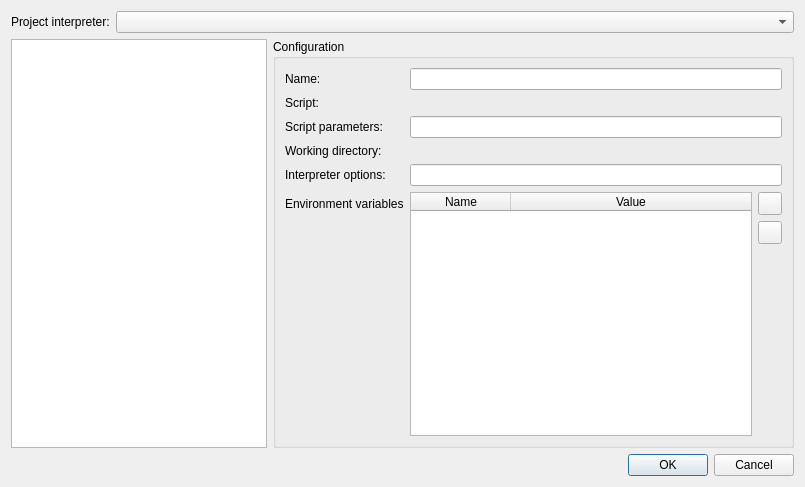
The window that forms/dlg_prj_run.ui (merbst/QIdle) describes before a commit, drawn with Qt 5.
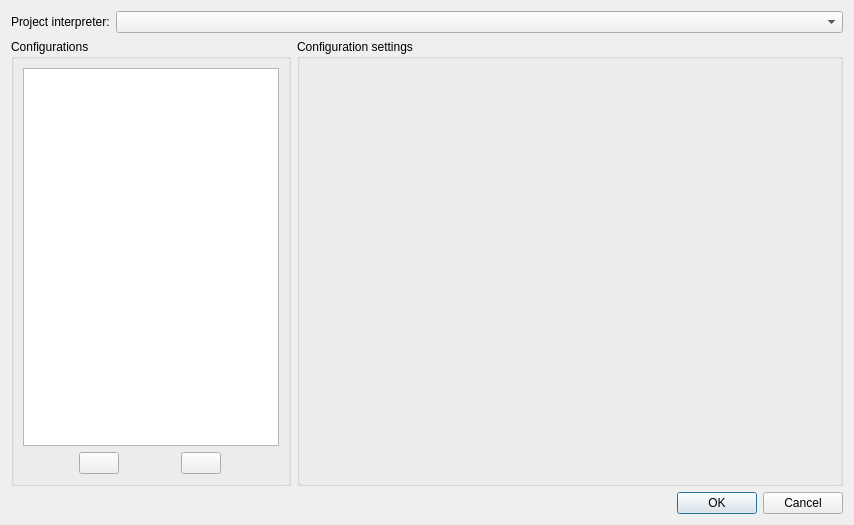
The same window after the commit. Icons and pictures are not drawn. Custom widgets are drawn as their Qt base class.

Commit message:
Finish project run configuration dialog Added some shortcuts in the tree widget to create/edit a run config for the selected module or to run it directly (with a default working config)
Also mode some various ui improvements and fixed a few bugs

```diff
--- a/forms/dlg_prj_run.ui
+++ b/forms/dlg_prj_run.ui
@@ -6,8 +6,8 @@
    <rect>
     <x>0</x>
     <y>0</y>
-    <width>805</width>
-    <height>487</height>
+    <width>854</width>
+    <height>525</height>
    </rect>
   </property>
   <property name="windowTitle">
@@ -41,187 +41,104 @@
    <item>
     <layout class="QHBoxLayout" name="horizontalLayout_2">
      <item>
-      <widget class="QListWidget" name="listConfigs">
+      <widget class="QGroupBox" name="groupBox_2">
        <property name="sizePolicy">
-        <sizepolicy hsizetype="Minimum" vsizetype="Expanding">
+        <sizepolicy hsizetype="Minimum" vsizetype="Preferred">
          <horstretch>0</horstretch>
          <verstretch>0</verstretch>
         </sizepolicy>
        </property>
-      </widget>
-     </item>
-     <item>
-      <widget class="QGroupBox" name="groupBox">
        <property name="title">
-        <string>Configuration</string>
+        <string>Configurations</string>
        </property>
-       <layout class="QFormLayout" name="formLayout">
-        <property name="fieldGrowthPolicy">
-         <enum>QFormLayout::ExpandingFieldsGrow</enum>
+       <property name="flat">
+        <bool>false</bool>
+       </property>
+       <property name="checkable">
+        <bool>false</bool>
+       </property>
+       <layout class="QVBoxLayout" name="verticalLayout_3" stretch="1,0">
+        <property name="sizeConstraint">
+         <enum>QLayout::SetDefaultConstraint</enum>
         </property>
-        <item row="1" column="0">
-         <widget class="QLabel" name="label">
-          <property name="text">
-           <string>Script:</string>
-          </property>
-         </widget>
-        </item>
-        <item row="1" column="1">
-         <widget class="FilePicker" name="pickerScript" native="true">
+        <item>
+         <widget class="QListWidget" name="listConfigs">
           <property name="sizePolicy">
-           <sizepolicy hsizetype="Expanding" vsizetype="Preferred">
+           <sizepolicy hsizetype="Minimum" vsizetype="Expanding">
             <horstretch>0</horstretch>
             <verstretch>0</verstretch>
            </sizepolicy>
           </property>
          </widget>
         </item>
-        <item row="2" column="0">
-         <widget class="QLabel" name="label_2">
-          <property name="text">
-           <string>Script parameters:</string>
+        <item>
+         <layout class="QHBoxLayout" name="horizontalLayout_3">
+          <property name="sizeConstraint">
+           <enum>QLayout::SetMinimumSize</enum>
           </property>
-         </widget>
-        </item>
-        <item row="2" column="1">
-         <widget class="QLineEdit" name="lineEditScriptParams"/>
-        </item>
-        <item row="3" column="0">
-         <widget class="QLabel" name="label_5">
-          <property name="text">
-           <string>Working directory:</string>
-          </property>
-         </widget>
-        </item>
-        <item row="3" column="1">
-         <widget class="FilePicker" name="pickerWorkingDir" native="true">
-          <property name="sizePolicy">
-           <sizepolicy hsizetype="Expanding" vsizetype="Preferred">
-            <horstretch>0</horstretch>
-            <verstretch>0</verstretch>
-           </sizepolicy>
-          </property>
-         </widget>
-        </item>
-        <item row="4" column="0">
-         <widget class="QLabel" name="label_4">
-          <property name="text">
-           <string>Interpreter options:</string>
-          </property>
-         </widget>
-        </item>
-        <item row="4" column="1">
-         <widget class="QLineEdit" name="lineEdidInterpreterOpts"/>
-        </item>
-        <item row="5" column="0">
-         <widget class="QLabel" name="label_6">
-          <property name="text">
-           <string>Environment variables</string>
-          </property>
-         </widget>
-        </item>
-        <item row="5" column="1">
-         <layout class="QHBoxLayout" name="horizontalLayout">
           <item>
-           <widget class="QTableWidget" name="tableWidgetEnvVars">
+           <widget class="QPushButton" name="pushButtonAddConfig">
             <property name="sizePolicy">
-             <sizepolicy hsizetype="Expanding" vsizetype="Expanding">
+             <sizepolicy hsizetype="Fixed" vsizetype="Fixed">
               <horstretch>0</horstretch>
-              <verstretch>1</verstretch>
+              <verstretch>0</verstretch>
              </sizepolicy>
             </property>
-            <property name="alternatingRowColors">
-             <bool>false</bool>
+            <property name="text">
+             <string/>
             </property>
-            <property name="selectionMode">
-             <enum>QAbstractItemView::SingleSelection</enum>
+            <property name="icon">
+             <iconset theme="list-add">
+              <normaloff/>
+             </iconset>
             </property>
-            <property name="selectionBehavior">
-             <enum>QAbstractItemView::SelectRows</enum>
-            </property>
-            <property name="gridStyle">
-             <enum>Qt::SolidLine</enum>
-            </property>
-            <property name="rowCount">
-             <number>0</number>
-            </property>
-            <attribute name="horizontalHeaderCascadingSectionResizes">
-             <bool>false</bool>
-            </attribute>
-            <attribute name="horizontalHeaderStretchLastSection">
-             <bool>true</bool>
-            </attribute>
-            <attribute name="verticalHeaderVisible">
-             <bool>false</bool>
-            </attribute>
-            <column>
-             <property name="text">
-              <string>Name</string>
-             </property>
-            </column>
-            <column>
-             <property name="text">
-              <string>Value</string>
-             </property>
-            </column>
            </widget>
           </item>
           <item>
-           <layout class="QVBoxLayout" name="verticalLayout">
-            <property name="leftMargin">
-             <number>0</number>
+           <widget class="QPushButton" name="pushButtonRmConfig">
+            <property name="sizePolicy">
+             <sizepolicy hsizetype="Fixed" vsizetype="Fixed">
+              <horstretch>0</horstretch>
+              <verstretch>0</verstretch>
+             </sizepolicy>
             </property>
-            <item>
-             <widget class="QToolButton" name="toolButtonAdd">
-              <property name="text">
-               <string/>
-              </property>
-              <property name="icon">
-               <iconset theme="list-add">
-                <normaloff/>
-               </iconset>
-              </property>
-             </widget>
-            </item>
-            <item>
-             <widget class="QToolButton" name="toolButtonRemove">
-              <property name="text">
-               <string/>
-              </property>
-              <property name="icon">
-               <iconset theme="list-remove">
-                <normaloff/>
-               </iconset>
-              </property>
-             </widget>
-            </item>
-            <item>
-             <spacer name="verticalSpacer">
-              <property name="orientation">
-               <enum>Qt::Vertical</enum>
-              </property>
-              <property name="sizeHint" stdset="0">
-               <size>
-                <width>20</width>
-                <height>40</height>
-               </size>
-              </property>
-             </spacer>
-            </item>
-           </layout>
+            <property name="text">
+             <string/>
+            </property>
+            <property name="icon">
+             <iconset theme="list-remove">
+              <normaloff/>
+             </iconset>
+            </property>
+           </widget>
           </item>
          </layout>
         </item>
+       </layout>
+      </widget>
+     </item>
+     <item>
+      <widget class="QGroupBox" name="groupBox">
+       <property name="sizePolicy">
+        <sizepolicy hsizetype="Expanding" vsizetype="Preferred">
+         <horstretch>0</horstretch>
+         <verstretch>0</verstretch>
+        </sizepolicy>
+       </property>
+       <property name="title">
+        <string>Configuration settings</string>
+       </property>
+       <layout class="QGridLayout" name="gridLayout">
         <item row="0" column="0">
-         <widget class="QLabel" name="label_3">
-          <property name="text">
-           <string>Name:</string>
+         <widget class="RunConfigWidget" name="cfgWidget" native="true">
+          <property name="sizePolicy">
+           <sizepolicy hsizetype="Expanding" vsizetype="Preferred">
+            <horstretch>0</horstretch>
+            <verstretch>0</verstretch>
+           </sizepolicy>
           </property>
          </widget>
         </item>
-        <item row="0" column="1">
-         <widget class="QLineEdit" name="lineEditName"/>
-        </item>
        </layout>
       </widget>
      </item>
@@ -241,12 +158,18 @@
  </widget>
  <customwidgets>
   <customwidget>
-   <class>FilePicker</class>
+   <class>RunConfigWidget</class>
    <extends>QWidget</extends>
-   <header>qidle.widgets.picker</header>
+   <header>qidle.widgets</header>
    <container>1</container>
   </customwidget>
  </customwidgets>
+ <tabstops>
+  <tabstop>comboInterpreters</tabstop>
+  <tabstop>listConfigs</tabstop>
+  <tabstop>pushButtonAddConfig</tabstop>
+  <tabstop>buttonBox</tabstop>
+ </tabstops>
  <resources/>
  <connections>
   <connection>
```
The commit also changes 21 other files.
